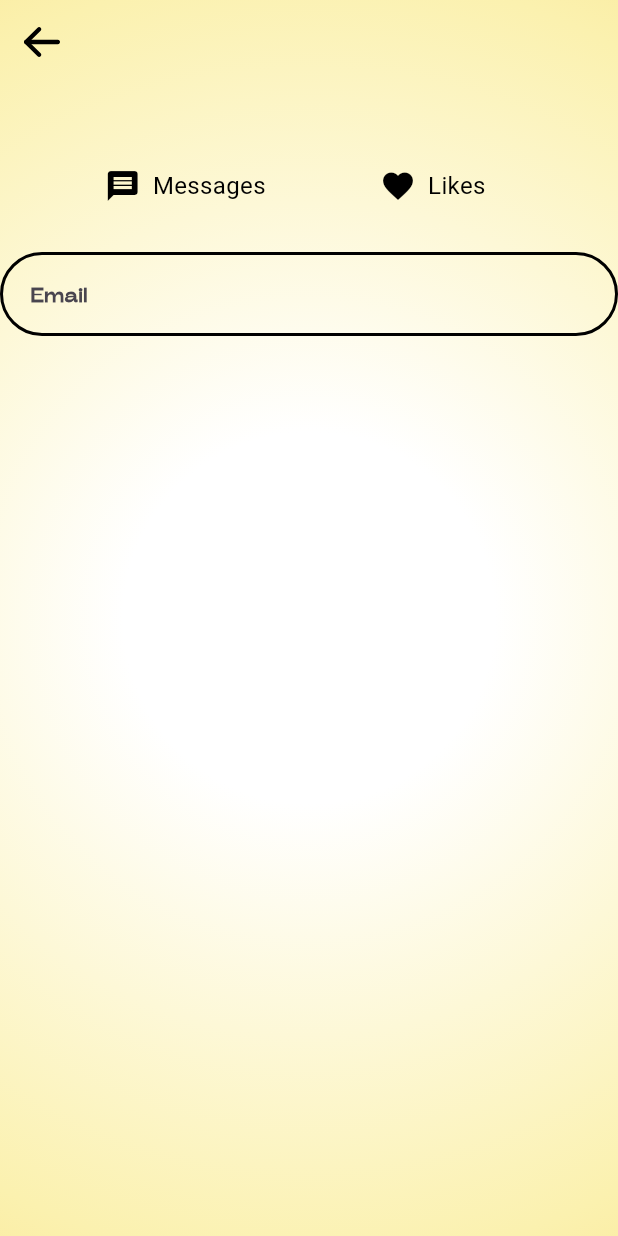
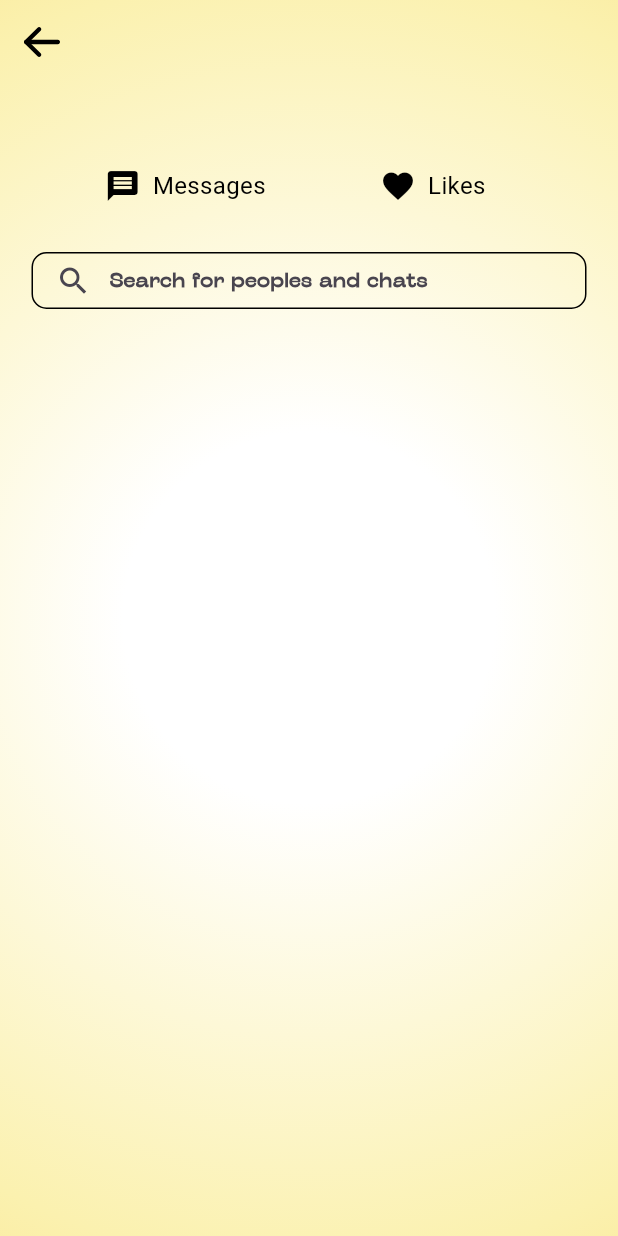
Before and after one commit to TerkumaAmos/datting_app, a Flutter app: the screen it shows after launch, on a phone screen of 412 x 824 dp. Run offline on Flutter 3.47's test engine with Material 3 defaults, Android fonts, the phone set to English and light mode, and no system bars; our stand-ins replace dotted_border, flutter_svg, go_router, google_fonts, iconsax_flutter, smooth_page_indicator.

Commit message:
Enhance CustomInput component with new prefix and suffix icon support, adjustable dimensions, and update MessageScreen layout for improved search functionality.

```diff
--- a/lib/features/shared /presentation/screens/message_Screen.dart
+++ b/lib/features/shared /presentation/screens/message_Screen.dart
@@ -5,7 +5,6 @@ import 'package:datting_app/shared/widgets/gradient/app_gradient.dart';
 import 'package:datting_app/shared/widgets/inputs/app_inputs.dart';
 import 'package:flutter/material.dart';
 import 'package:go_router/go_router.dart';
-import 'package:iconsax_flutter/iconsax_flutter.dart';
 
 class MessageScreen extends StatefulWidget {
   const MessageScreen({super.key});
@@ -79,10 +78,15 @@ class _MessageScreenState extends State<MessageScreen> {
                 ),
                 SizedBox(height: 20),
                 CustomInput(
+
+                  width: 370,
+     height: 38,
                   controller: searchController,type: InputType.email,
-                      hintText: 'Email',hintFontFamily: 'Regular',hintFontSize: 13,
+                      hintText: 'Search for peoples and chats',hintFontFamily: 'Regular',hintFontSize: 13,
                       keyboardType: TextInputType.emailAddress,
-                      borderRadius: 50,
+                      borderRadius: 10,
+                      prefixIcon: Icon(Icons.search),
+
                      // suffixIconSvgPath: Iconsax.search_favorite,
                       )
               ],
--- a/lib/features/shared /presentation/widgets/icon_text_button.dart
+++ b/lib/features/shared /presentation/widgets/icon_text_button.dart
@@ -1,3 +1,4 @@
+import 'package:datting_app/core/theme/app_colors.dart';
 import 'package:flutter/material.dart';
 
 class IconTextButton extends StatelessWidget {
@@ -22,7 +23,7 @@ class IconTextButton extends StatelessWidget {
         width: 149,
         height: 48,
         decoration: BoxDecoration(
-          color: isSelected ? Colors.yellow : Colors.transparent,
+          color: isSelected ? AppColors.primary: Colors.transparent,
           borderRadius: BorderRadius.circular(20), // Consistent rounded corners
         ),
         child: Row(
--- a/lib/shared/widgets/inputs/app_inputs.dart
+++ b/lib/shared/widgets/inputs/app_inputs.dart
@@ -21,15 +21,19 @@ class CustomInput extends StatefulWidget {
   final bool enabled;
   final int? maxLines;
   final int? minLines;
-  final String? prefixIconSvgPath;
-  final String? prefixIconSvgPath1; // Second SVG icon path
-  final String? suffixIconSvgPath;
+  final String? prefixIconSvgPath; // SVG path for prefix icon
+  final String? prefixIconSvgPath1; // Second SVG path for prefix icon
+  final Icon? prefixIcon; // New: Custom Icon for prefix
+  final String? suffixIconSvgPath; // SVG path for suffix icon
+  final Icon? suffixIcon; // New: Custom Icon for suffix
   final double? prefixIconWidth;
   final double? prefixIconHeight;
   final double? suffixIconWidth;
   final double? suffixIconHeight;
   final double? borderRadius;
   final TextInputType? keyboardType;
+  final double? width; // From previous request
+  final double? height; // From previous request
 
   const CustomInput({
     super.key,
@@ -51,14 +55,18 @@ class CustomInput extends StatefulWidget {
     this.maxLines,
     this.minLines,
     this.prefixIconSvgPath,
-    this.prefixIconSvgPath1, // Second SVG icon path
+    this.prefixIconSvgPath1,
+    this.prefixIcon, // New: Custom Icon for prefix
     this.suffixIconSvgPath,
+    this.suffixIcon, // New: Custom Icon for suffix
     this.prefixIconWidth,
     this.prefixIconHeight,
     this.suffixIconWidth,
     this.suffixIconHeight,
     this.borderRadius,
     this.keyboardType,
+    this.width,
+    this.height,
   });
 
   @override
@@ -78,35 +86,11 @@ class _CustomInputState extends State<CustomInput> {
       decoration: InputDecoration(
         hintText: widget.hintText,
         hintStyle: TextStyle(
-          fontFamily: widget.hintFontFamily?? 'Bold',
+          fontFamily: widget.hintFontFamily ?? 'Bold',
           fontSize: widget.hintFontSize,
-          fontWeight: FontWeight.bold
+          fontWeight: FontWeight.bold,
         ),
-        prefixIcon: (widget.prefixIconSvgPath != null || widget.prefixIconSvgPath1 != null)
-            ? Row(
-                mainAxisSize: MainAxisSize.min, // Keep Row as small as needed
-                children: [
-                  if (widget.prefixIconSvgPath != null)
-                    Padding(
-                      padding: const EdgeInsets.only(left: 16.0, right: 8.0),
-                      child: SvgPicture.asset(
-                        widget.prefixIconSvgPath!,
-                        width: widget.prefixIconWidth,
-                        height: widget.prefixIconHeight,
-                      ),
-                    ),
-                  if (widget.prefixIconSvgPath1 != null)
-                    Padding(
-                      padding: const EdgeInsets.only(right: 8.0),
-                      child: SvgPicture.asset(
-                        widget.prefixIconSvgPath1!,
-                        width: widget.prefixIconWidth,
-                        height: widget.prefixIconHeight,
-                      ),
-                    ),
-                ],
-              )
-            : null,
+        prefixIcon: _getPrefixIcon(),
         suffixIcon: _getSuffixIcon(),
         filled: true,
         fillColor: Colors.transparent,
@@ -116,15 +100,15 @@ class _CustomInputState extends State<CustomInput> {
         ),
         border: OutlineInputBorder(
           borderRadius: BorderRadius.circular(widget.borderRadius ?? 4),
-          borderSide: const BorderSide(color: Colors.black, width: 2),
+          borderSide: const BorderSide(color: Colors.black, width: 1),
         ),
         enabledBorder: OutlineInputBorder(
           borderRadius: BorderRadius.circular(widget.borderRadius ?? 4),
-          borderSide: const BorderSide(color: Colors.black, width: 2),
+          borderSide: const BorderSide(color: Colors.black, width: 1),
         ),
         focusedBorder: OutlineInputBorder(
           borderRadius: BorderRadius.circular(widget.borderRadius ?? 4),
-          borderSide: const BorderSide(color: Colors.black, width: 2),
+          borderSide: const BorderSide(color: Colors.black, width: 1),
         ),
       ),
       keyboardType: widget.keyboardType ?? _getKeyboardType(),
@@ -141,7 +125,7 @@ class _CustomInputState extends State<CustomInput> {
       onChanged: widget.onChanged,
     );
 
-    return widget.topLabel != null
+    final inputWidget = widget.topLabel != null
         ? Column(
             crossAxisAlignment: CrossAxisAlignment.start,
             children: [
@@ -157,10 +141,82 @@ class _CustomInputState extends State<CustomInput> {
             ],
           )
         : inputField;
+
+    return SizedBox(
+      width: widget.width,
+      height: widget.height,
+      child: inputWidget,
+    );
+  }
+
+  Widget? _getPrefixIcon() {
+    // Prioritize custom Icon if provided
+    if (widget.prefixIcon != null) {
+      return Padding(
+        padding: const EdgeInsets.only(left: 16.0, right: 8.0),
+        child: widget.prefixIcon,
+      );
+    }
+
+    // Fallback to SVG icons if provided
+    if (widget.prefixIconSvgPath != null || widget.prefixIconSvgPath1 != null) {
+      return Row(
+        mainAxisSize: MainAxisSize.min,
+        children: [
+          if (widget.prefixIconSvgPath != null)
+            Padding(
+              padding: const EdgeInsets.only(left: 16.0, right: 8.0),
+              child: SvgPicture.asset(
+                widget.prefixIconSvgPath!,
+                width: widget.prefixIconWidth,
+                height: widget.prefixIconHeight,
+              ),
+            ),
+          if (widget.prefixIconSvgPath1 != null)
+            Padding(
+              padding: const EdgeInsets.only(right: 8.0),
+              child: SvgPicture.asset(
+                widget.prefixIconSvgPath1!,
+                width: widget.prefixIconWidth,
+                height: widget.prefixIconHeight,
+              ),
+            ),
+        ],
+      );
+    }
+
+    return null;
   }
 
   Widget? _getSuffixIcon() {
-    if (widget.suffixIconSvgPath != null && widget.type != InputType.password) {
+    // Prioritize custom Icon for suffix if provided and not a password field
+    if (widget.suffixIcon != null && widget.type != InputType.password) {
+      return Padding(
+        padding: const EdgeInsets.symmetric(horizontal: 16),
+        child: widget.suffixIcon,
+      );
+    }
+
+    // Handle password field toggle icon
+    if (widget.type == InputType.password) {
+      return IconButton(
+        icon: widget.suffixIcon != null
+            ? widget.suffixIcon!
+            : SvgPicture.asset(
+                widget.suffixIconSvgPath ?? 'assets/icons/Group 9.svg',
+                width: widget.suffixIconWidth,
+                height: widget.suffixIconHeight,
+              ),
+        onPressed: () {
+          setState(() {
+            _obscureText = !_obscureText;
+          });
+        },
+      );
+    }
+
+    // Fallback to SVG suffix icon if provided
+    if (widget.suffixIconSvgPath != null) {
       return Padding(
         padding: const EdgeInsets.symmetric(horizontal: 16),
         child: SvgPicture.asset(
@@ -168,21 +224,6 @@ class _CustomInputState extends State<CustomInput> {
           width: widget.suffixIconWidth,
           height: widget.suffixIconHeight,
         ),
-      );
-    }
-
-    if (widget.type == InputType.password) {
-      return IconButton(
-        icon: SvgPicture.asset(
-          widget.suffixIconSvgPath ?? 'assets/icons/Group 9.svg',
-          width: widget.suffixIconWidth,
-          height: widget.suffixIconHeight,
-        ),
-        onPressed: () {
-          setState(() {
-            _obscureText = !_obscureText;
-          });
-        },
       );
     }
 
```
